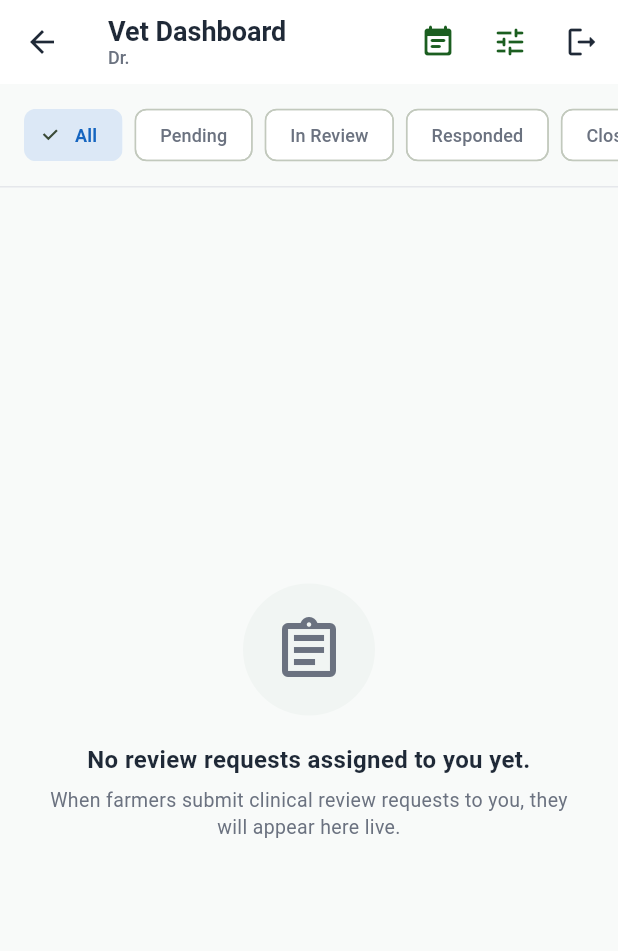
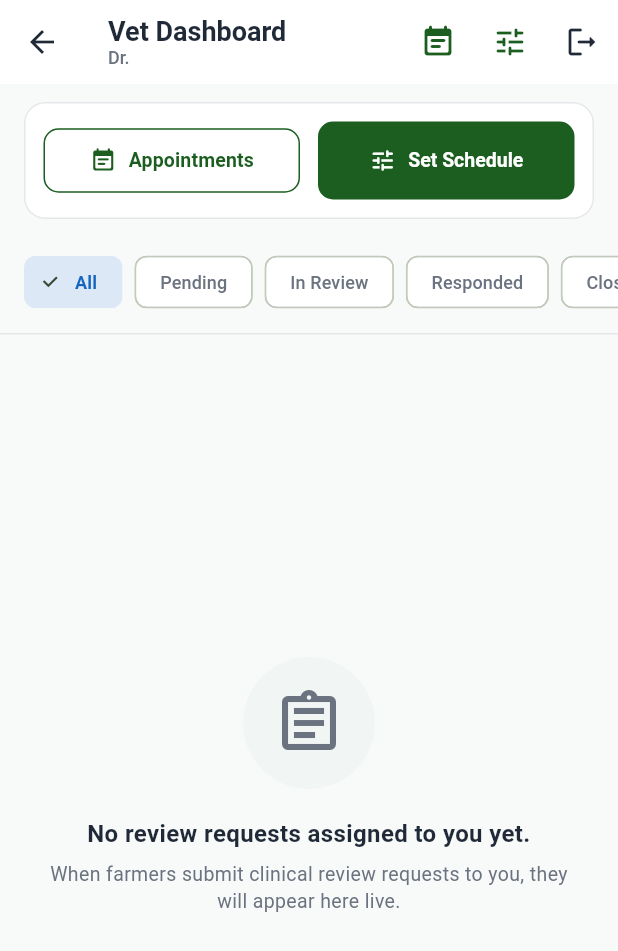
Before and after one commit to Kizunia/gau-prahari-app, a Flutter app: the VeterinarianDashboardScreen screen opened directly, on a phone screen of 412 x 824 dp. Shown: the top 951 px of the screen. Run offline on Flutter 3.47's test engine with Material 3 defaults, Android fonts, the phone set to English and light mode, and no system bars; our stand-ins replace cloud_firestore, firebase_auth, firebase_core, flutter_tts, shared_preferences, speech_to_text and 1 more; missing offline and left inert: mobile_scanner; accounts and stored records are empty; generated files the repository leaves out were written again.

Commit message:
feat(vet_dashboard): add prominent quick-action navigation for appointments and schedule

```diff
--- a/gau_prahari/lib/features/vet_review/presentation/screens/veterinarian_dashboard_screen.dart
+++ b/gau_prahari/lib/features/vet_review/presentation/screens/veterinarian_dashboard_screen.dart
@@ -111,6 +111,9 @@ class _VeterinarianDashboardScreenState
             ? const Center(child: Text('Please sign in as a veterinarian.'))
             : Column(
                 children: [
+                  // Quick Consultation & Scheduling Action Banner
+                  _buildAppointmentQuickActions(context),
+
                   // Filter Chips
                   _buildFilterChips(),
                   const Divider(height: 1, color: AppColors.border),
@@ -256,4 +259,65 @@ class _VeterinarianDashboardScreenState
       ),
     );
   }
+  Widget _buildAppointmentQuickActions(BuildContext context) {
+    return Container(
+      margin: const EdgeInsets.fromLTRB(16, 12, 16, 8),
+      padding: const EdgeInsets.all(12),
+      decoration: BoxDecoration(
+        color: AppColors.surface,
+        borderRadius: BorderRadius.circular(14),
+        border: Border.all(color: AppColors.border),
+      ),
+      child: Row(
+        children: [
+          Expanded(
+            child: OutlinedButton.icon(
+              onPressed: () {
+                Navigator.of(context).push(
+                  MaterialPageRoute(
+                    builder: (_) => const VeterinarianAppointmentsScreen(),
+                  ),
+                );
+              },
+              icon: const Icon(Icons.event_note_rounded, size: 18),
+              label: const Text(
+                'Appointments',
+                style: TextStyle(fontSize: 13, fontWeight: FontWeight.w700),
+              ),
+              style: OutlinedButton.styleFrom(
+                foregroundColor: AppColors.primary,
+                side: const BorderSide(color: AppColors.primary),
+                padding: const EdgeInsets.symmetric(vertical: 12),
+                shape: RoundedRectangleBorder(borderRadius: BorderRadius.circular(10)),
+              ),
+            ),
+          ),
+          const SizedBox(width: 12),
+          Expanded(
+            child: ElevatedButton.icon(
+              onPressed: () {
+                Navigator.of(context).push(
+                  MaterialPageRoute(
+                    builder: (_) => const VeterinarianAvailabilityScreen(),
+                  ),
+                );
+              },
+              icon: const Icon(Icons.tune_rounded, size: 18),
+              label: const Text(
+                'Set Schedule',
+                style: TextStyle(fontSize: 13, fontWeight: FontWeight.w700),
+              ),
+              style: ElevatedButton.styleFrom(
+                backgroundColor: AppColors.primary,
+                foregroundColor: Colors.white,
+                padding: const EdgeInsets.symmetric(vertical: 12),
+                shape: RoundedRectangleBorder(borderRadius: BorderRadius.circular(10)),
+              ),
+            ),
+          ),
+        ],
+      ),
+    );
+  }
+
 }
```
